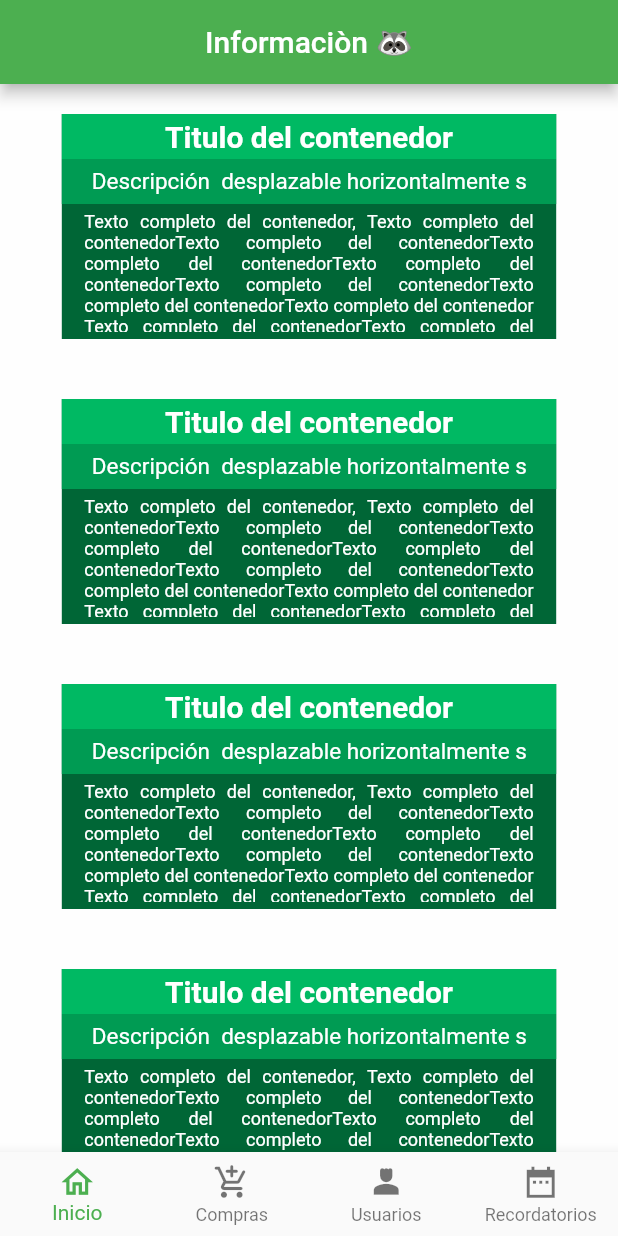
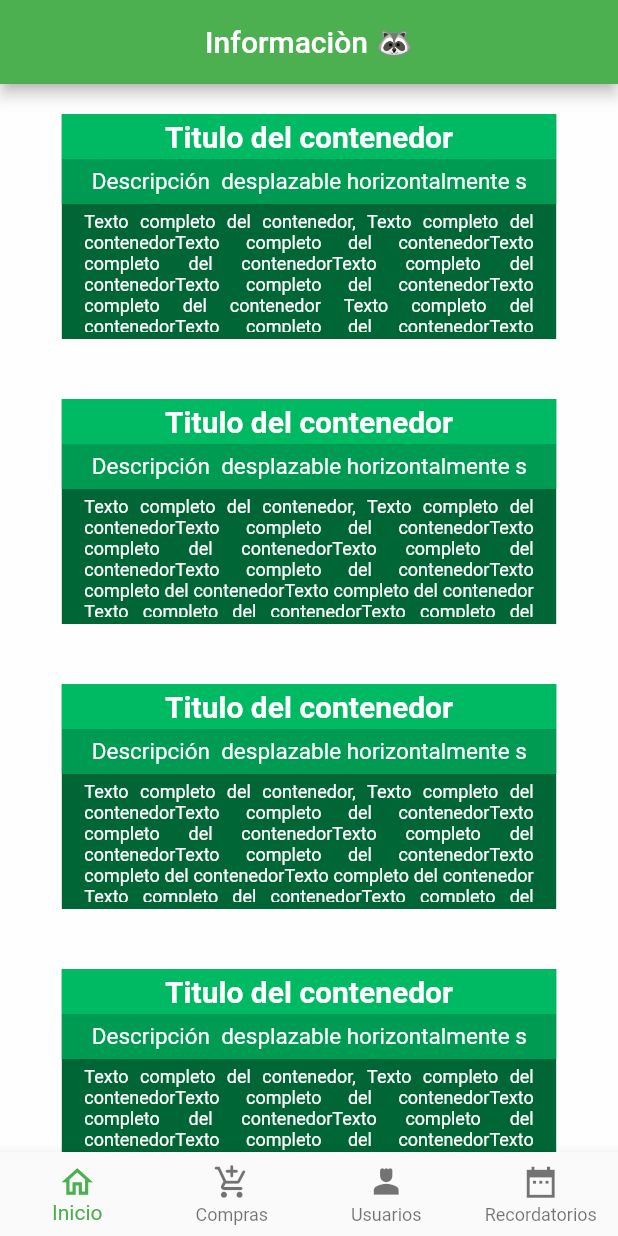
Before and after one commit to KarlaHdezHdez/app, a Flutter app: the screen it shows after launch, on a phone screen of 412 x 824 dp. Run offline on Flutter 3.47's test engine with Material 2 defaults, Android fonts, the phone set to English and light mode, and no system bars.

Commit message:
Update information_screen.dart

```diff
--- a/lib/screens/information_screen.dart
+++ b/lib/screens/information_screen.dart
@@ -140,7 +140,7 @@ class InformacionBody extends StatelessWidget {
                               child: Column(
                                 children: [
                                   Text(
-                                    "Texto completo del contenedor, Texto completo del contenedorTexto completo del contenedorTexto completo del contenedorTexto completo del contenedorTexto completo del contenedorTexto completo del contenedorTexto completo del contenedor Texto completo del contenedorTexto completo del contenedorTexto completo del contenedorTexto completo del contenedorTexto completo del contenedorTexto completo del contenedorTexto completo del contenedorTexto completo del contenedor",
+                                    "Texto completo del contenedor, Texto completo del contenedorTexto completo del contenedorTexto completo del contenedorTexto completo del contenedorTexto completo del contenedorTexto completo del contenedor Texto completo del contenedorTexto completo del contenedorTexto completo del contenedorTexto completo del contenedorTexto completo del contenedorTexto completo del contenedorTexto completo del contenedorTexto completo del contenedor",
                                     style: TextStyle(
                                         color:
                                             Color.fromARGB(255, 255, 255, 255),
```
